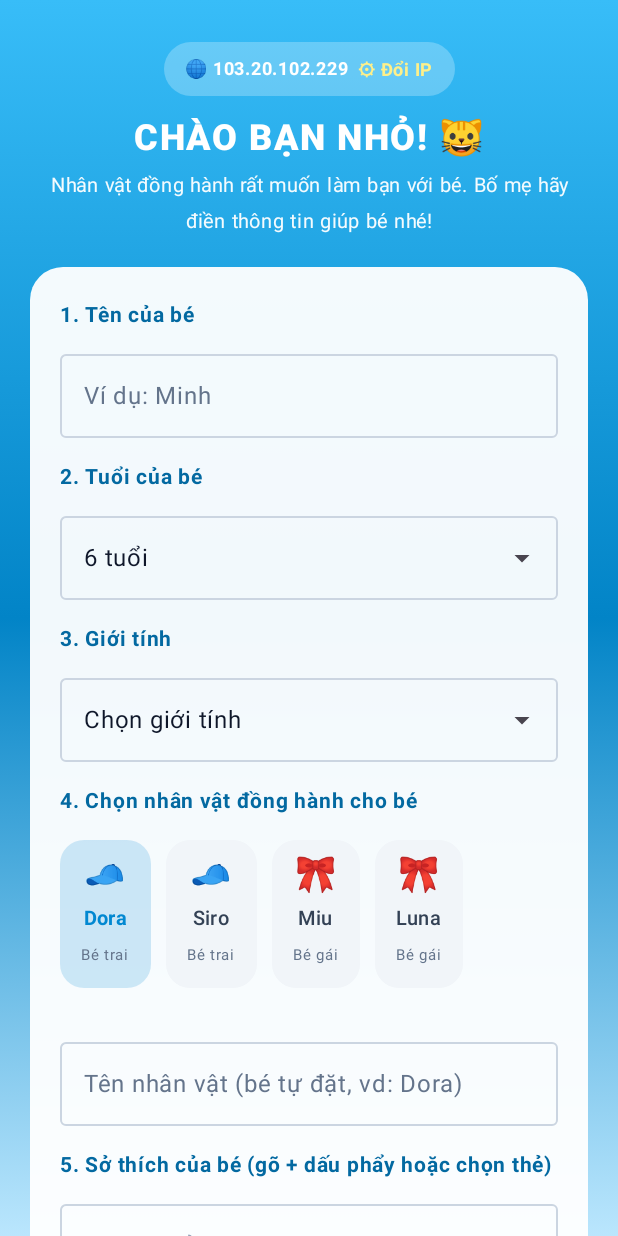
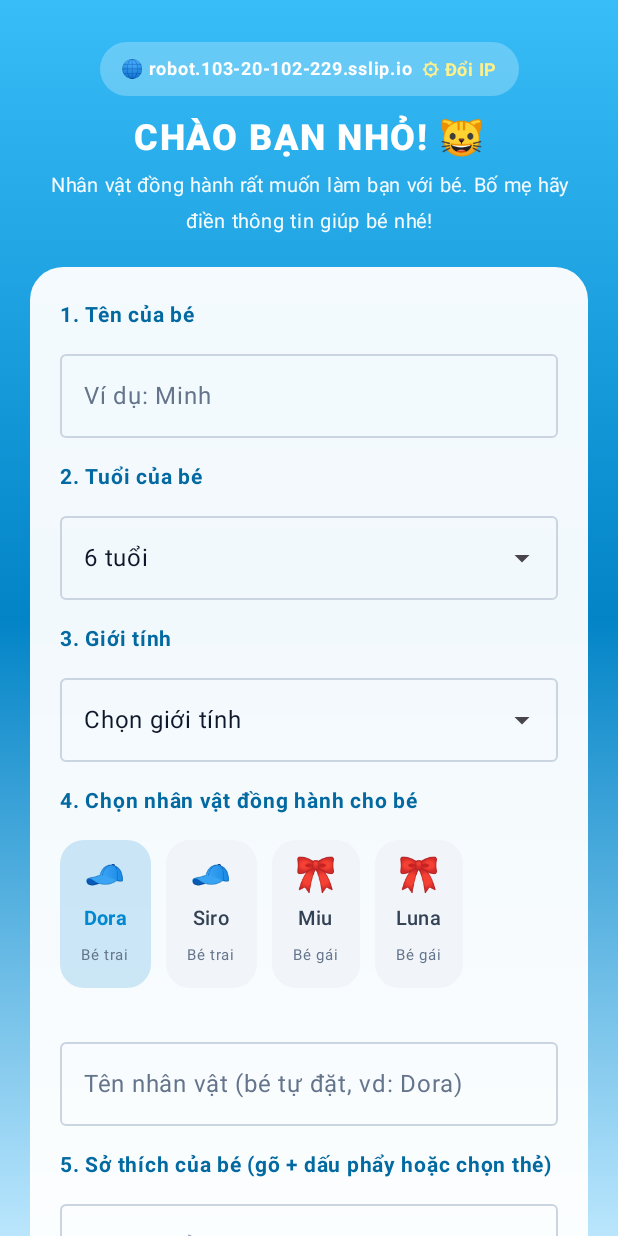
Before and after one commit to MiERP/human-digital, an Android app built with Jetpack Compose: the screen it shows after launch (MainActivity), on a phone screen of 412 x 824 dp. Run offline under Robolectric (Android 15) with nearby library versions, the light colour scheme and no system bars; libraries missing offline, so code that uses them is left out: androidx.camera.view.

Commit message:
chore(android): point app to robot VPS domain

```diff
--- a/android/app/src/main/java/com/example/digitalhuman/ui/MainActivity.kt
+++ b/android/app/src/main/java/com/example/digitalhuman/ui/MainActivity.kt
@@ -135,8 +135,9 @@ fun displayHostFromWsUrl(wsUrl: String): String {
 class MainActivity : ComponentActivity() {
 
     companion object {
-        // Mặc định ban đầu nếu chưa có trong SharedPreferences (Trỏ thẳng vào VPS 103.20.102.229)
-        private const val DEFAULT_SERVER_WS_URL = "ws://103.20.102.229/ws/live"
+        // Mặc định ban đầu nếu chưa có trong SharedPreferences (VPS Havs Robot)
+        private const val DEFAULT_SERVER_WS_URL = "wss://robot.103-20-102-229.sslip.io/ws/live"
+        private const val OLD_DEFAULT_SERVER_WS_URL = "ws://103.20.102.229/ws/live"
 
         // SharedPreferences keys
         const val PREFS_NAME = "robo_setup_prefs"
@@ -174,7 +175,15 @@ class MainActivity : ComponentActivity() {
         val prefs = getSharedPreferences(PREFS_NAME, MODE_PRIVATE)
         val localSetupDone = prefs.getBoolean(KEY_SETUP_DONE, false)
         val childId = resolveChildId(prefs)
-        val initialServerUrl = prefs.getString(KEY_SERVER_WS_URL, null) ?: DEFAULT_SERVER_WS_URL
+        val storedServerUrl = prefs.getString(KEY_SERVER_WS_URL, null)
+        val initialServerUrl = when (storedServerUrl) {
+            null, OLD_DEFAULT_SERVER_WS_URL -> DEFAULT_SERVER_WS_URL
+            else -> storedServerUrl
+        }
+        if (storedServerUrl == OLD_DEFAULT_SERVER_WS_URL) {
+            // Di trú app cũ sang domain VPS mới mà không xóa dữ liệu hồ sơ của bé.
+            prefs.edit().putString(KEY_SERVER_WS_URL, DEFAULT_SERVER_WS_URL).apply()
+        }
         val initialApiKey = prefs.getString(KEY_GEMINI_API_KEY, "") ?: ""
 
         setContent {
```
